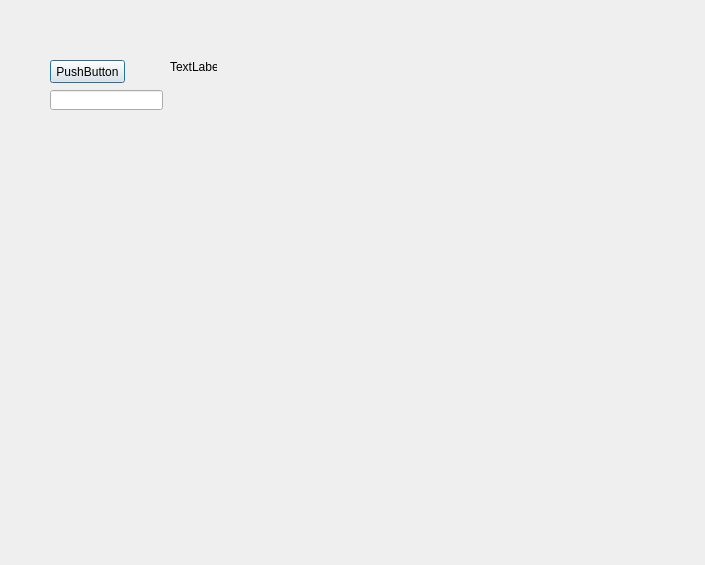
Qt form ui/oceanview.ui (ugurgudelek/Libs) before a commit.
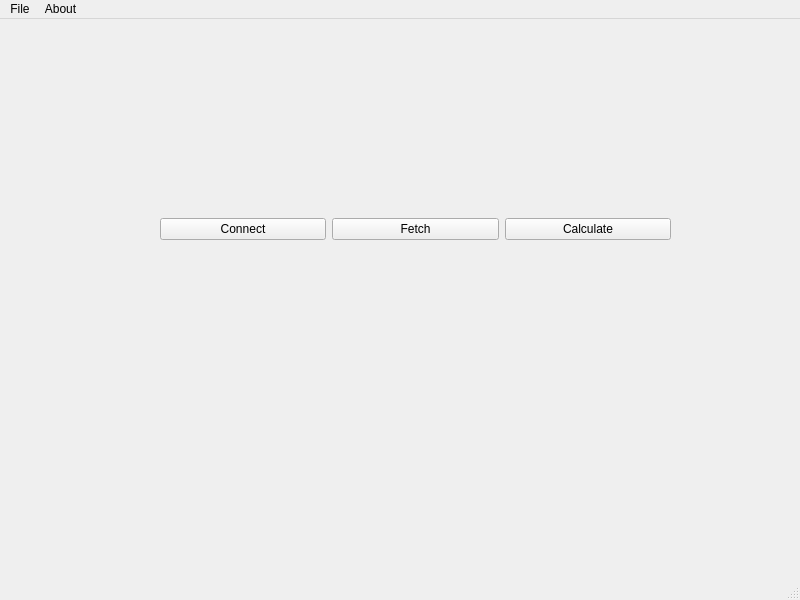
The same form after that commit.

```diff
--- a/ui/oceanview.ui
+++ b/ui/oceanview.ui
@@ -1,54 +1,76 @@
 <?xml version="1.0" encoding="UTF-8"?>
 <ui version="4.0">
- <class>Dialog</class>
- <widget class="QDialog" name="Dialog">
+ <class>MainWindow</class>
+ <widget class="QMainWindow" name="MainWindow">
   <property name="geometry">
    <rect>
     <x>0</x>
     <y>0</y>
-    <width>705</width>
-    <height>565</height>
+    <width>800</width>
+    <height>600</height>
    </rect>
   </property>
   <property name="windowTitle">
    <string>Dialog</string>
   </property>
-  <widget class="QPushButton" name="pushButton">
-   <property name="geometry">
-    <rect>
-     <x>50</x>
-     <y>60</y>
-     <width>75</width>
-     <height>23</height>
-    </rect>
-   </property>
-   <property name="text">
-    <string>PushButton</string>
-   </property>
+  <widget class="QWidget" name="centralwidget">
+   <widget class="QWidget" name="horizontalLayoutWidget">
+    <property name="geometry">
+     <rect>
+      <x>160</x>
+      <y>80</y>
+      <width>511</width>
+      <height>261</height>
+     </rect>
+    </property>
+    <layout class="QHBoxLayout" name="horizontalLayout">
+     <item>
+      <widget class="QPushButton" name="pushButton_3">
+       <property name="text">
+        <string>Connect</string>
+       </property>
+      </widget>
+     </item>
+     <item>
+      <widget class="QPushButton" name="pushButton_2">
+       <property name="text">
+        <string>Fetch</string>
+       </property>
+      </widget>
+     </item>
+     <item>
+      <widget class="QPushButton" name="pushButton">
+       <property name="text">
+        <string>Calculate</string>
+       </property>
+      </widget>
+     </item>
+    </layout>
+   </widget>
   </widget>
-  <widget class="QLabel" name="label">
+  <widget class="QMenuBar" name="menubar">
    <property name="geometry">
     <rect>
-     <x>170</x>
-     <y>60</y>
-     <width>47</width>
-     <height>13</height>
+     <x>0</x>
+     <y>0</y>
+     <width>800</width>
+     <height>21</height>
     </rect>
    </property>
-   <property name="text">
-    <string>TextLabel</string>
-   </property>
+   <widget class="QMenu" name="menuFile">
+    <property name="title">
+     <string>File</string>
+    </property>
+   </widget>
+   <widget class="QMenu" name="menuAbout">
+    <property name="title">
+     <string>About</string>
+    </property>
+   </widget>
+   <addaction name="menuFile"/>
+   <addaction name="menuAbout"/>
   </widget>
-  <widget class="QLineEdit" name="lineEdit">
-   <property name="geometry">
-    <rect>
-     <x>50</x>
-     <y>90</y>
-     <width>113</width>
-     <height>20</height>
-    </rect>
-   </property>
-  </widget>
+  <widget class="QStatusBar" name="statusbar"/>
  </widget>
  <resources/>
  <connections/>
```
Left out of the diff: 2 changed lines with no effect on the pictures.
